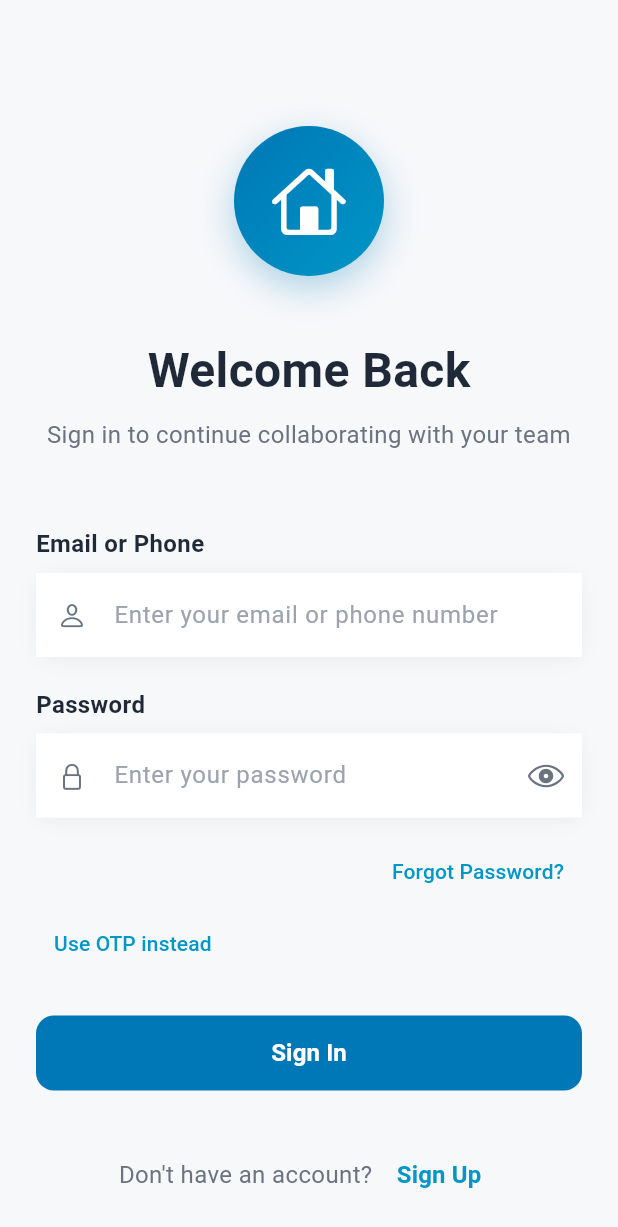
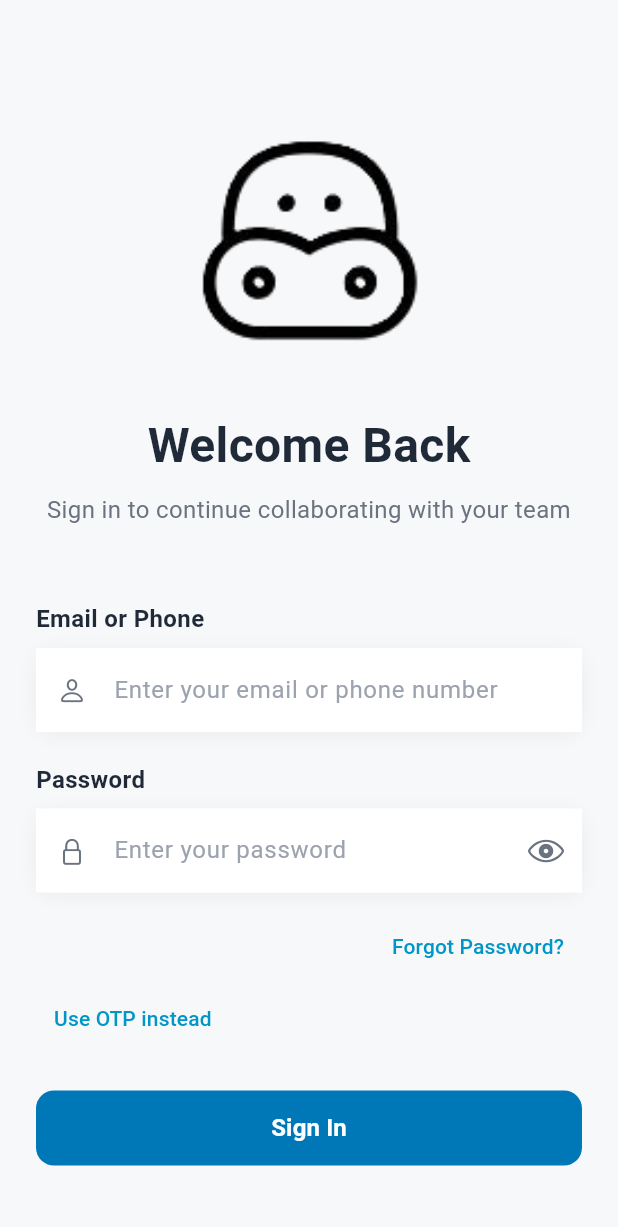
Before and after one commit to nftcoinmkt/aibot, a Flutter app: the screen it shows after launch, on a phone screen of 412 x 824 dp. Shown: the top 1227 px of the screen. Run offline on Flutter 3.47's test engine with Material 3 defaults, Android fonts, the phone set to English and light mode, and no system bars; our stand-ins replace cross_file, file_picker, flutter_secure_storage, flutter_svg, image_picker; missing offline and left inert: image_picker_web; accounts and stored records are empty.

Commit message:
apply icon

```diff
--- a/flutter_ai_bot/lib/views/login_view.dart
+++ b/flutter_ai_bot/lib/views/login_view.dart
@@ -2,6 +2,7 @@ import 'package:flutter/material.dart';
 import 'package:flutter/cupertino.dart';
 import '../network/api_service.dart';
 import 'dart:async';
+import 'package:flutter_svg/flutter_svg.dart';
 
 class LoginView extends StatefulWidget {
   final ApiService apiService;
@@ -239,27 +240,35 @@ class _LoginViewState extends State<LoginView> {
               const SizedBox(height: 60),
               Center(
                 child: Container(
-                  width: 100,
-                  height: 100,
+                  width: 150,
+                  height: 150,
+                  decoration: BoxDecoration(
+                    color: Colors.transparent,
+                    borderRadius: BorderRadius.circular(20),
+                  ),
+                  child: ClipRRect(
+                    borderRadius: BorderRadius.circular(20),
+                    child: Image.asset(
+                      'assets/Logo.png',
+                      fit: BoxFit.contain,
+                      errorBuilder: (context, error, stackTrace) => Container(
+                        width: 150,
+                        height: 150,
                         decoration: BoxDecoration(
                           gradient: const LinearGradient(
-                      colors: [Color(0xff0077B6), Color(0xff0096C7)], // Primary mid blue to secondary blue gradient
+                            colors: [Color(0xff0077B6), Color(0xff0096C7)],
                             begin: Alignment.topLeft,
                             end: Alignment.bottomRight,
                           ),
-                    borderRadius: BorderRadius.circular(50),
-                    boxShadow: [
-                      BoxShadow(
-                        color: const Color(0xff0077B6).withOpacity(0.3), // Primary mid blue shadow
-                        blurRadius: 20,
-                        offset: const Offset(0, 8),
-                      ),
-                    ],
+                          borderRadius: BorderRadius.circular(20),
                         ),
                         child: const Icon(
-                    CupertinoIcons.home,
+                          Icons.chat_bubble_outline,
                           color: Colors.white,
-                    size: 50,
+                          size: 60,
+                        ),
+                      ),
+                    ),
                   ),
                 ),
               ),
--- a/flutter_ai_bot/pubspec.yaml
+++ b/flutter_ai_bot/pubspec.yaml
@@ -34,6 +34,8 @@ dependencies:
   # The following adds the Cupertino Icons font to your application.
   # Use with the CupertinoIcons class for iOS style icons.
   cupertino_icons: ^1.0.8
+  flutter_launcher_icons: ^0.13.1
+  flutter_svg: ^2.0.10+1
   http: ^1.2.1
   image_picker: ^1.1.2
   file_picker: ^8.0.0+1
@@ -59,7 +61,8 @@ dev_dependencies:
 
 # The following section is specific to Flutter packages.
 flutter:
-
+  assets:
+    - assets/
   # The following line ensures that the Material Icons font is
   # included with your application, so that you can use the icons in
   # the material Icons class.
```
Also changed, not shown: flutter_ai_bot/flutter_launcher_icons.yaml (added, +15 -0 lines), HippoLogo.jpg (deleted), flutter_ai_bot/assets/Logo.jpg (added), flutter_ai_bot/assets/Logo.png (added), flutter_ai_bot/pubspec.lock, 42 other files. Lines whose indentation alone changed are shown as unchanged.
